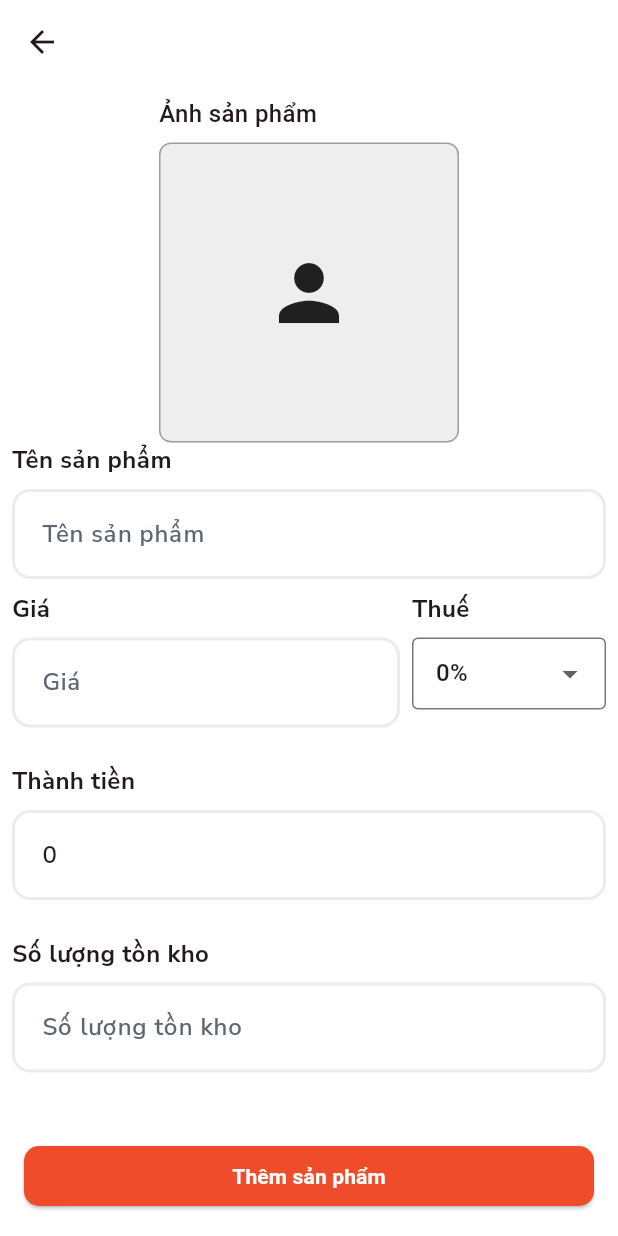
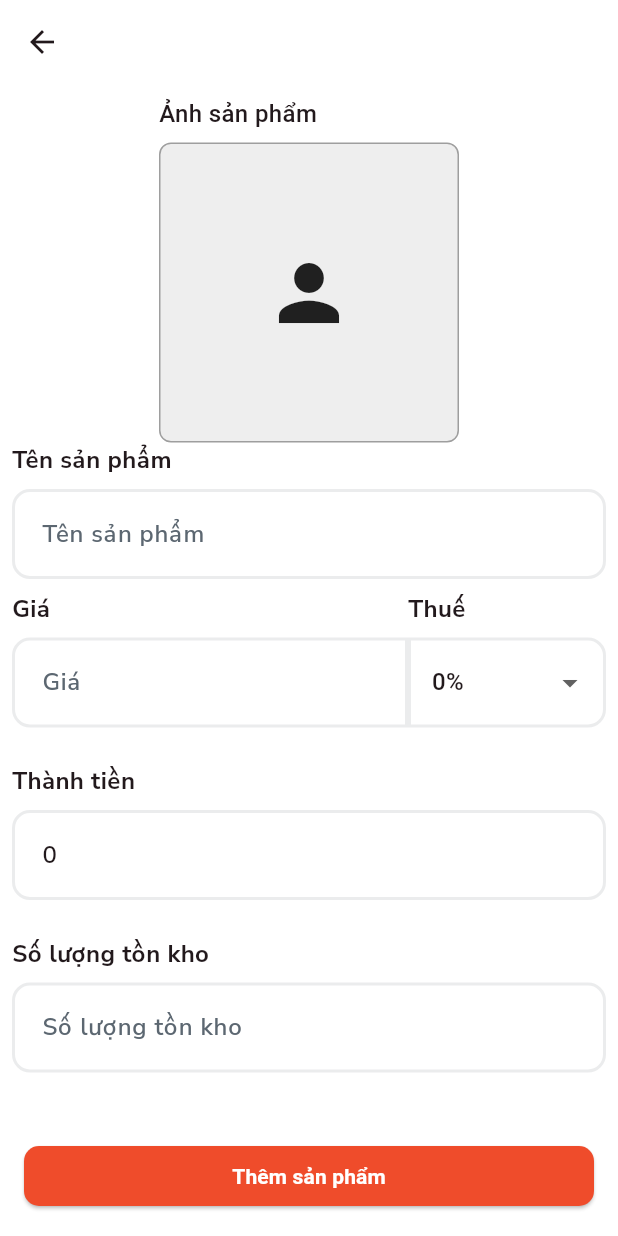
Before and after one commit to lethiennguyen/getx_project, a Flutter app: the CreateProduct screen opened by its route, on a phone screen of 412 x 824 dp. Run offline on Flutter 3.47's test engine with Material 3 defaults, Android fonts, the phone set to English and light mode, and no system bars; our stand-ins replace dio, flutter_dotenv, flutter_slidable, flutter_svg, get, google_fonts and 6 more; accounts and stored records are empty.

Commit message:
sửa lại 1 số lỗi

```diff
--- a/lib/data/core/api_client.dart
+++ /dev/null
@@ -1,4 +0,0 @@
-
-import 'package:dio/dio.dart';
-import 'package:getx_statemanagement/data/core/constants.dart';
-final dio = Dio(BaseOptions(baseUrl: ApiConfig.baseUrl));
--- a/lib/data/core/base_reponsitory.dart
+++ b/lib/data/core/base_reponsitory.dart
@@ -1,5 +1,7 @@
+import 'package:dio/dio.dart';
 import 'package:hive/hive.dart';
 import 'package:getx_statemanagement/constans/hive_constants.dart';
+import '../dio/dio.dart';
 
 abstract class BaseRepository {
   String get token {
--- a/lib/getx/controllers/app_controller.dart
+++ b/lib/getx/controllers/app_controller.dart
@@ -19,7 +19,8 @@ class AppController extends GetxController {
   Future<void> _initApp() async {
     final authBox = await Hive.openBox(HiveBoxNames.auth);
     isLoggedIn.value = authBox.get('isLoggedIn', defaultValue: false) as bool;
-    final authRepo = AuthRepository(dio);
+    //final authRepo = AuthRepository(dio);
+    final authRepo = AuthRepository();
     await dotenv.load(fileName: '.env');
     Get.put<AuthRepository>(authRepo, permanent: true);
 
--- a/lib/main.dart
+++ b/lib/main.dart
@@ -11,6 +11,7 @@ import 'package:hive_flutter/adapters.dart';
 
 import 'constans/hive_constants.dart';
 import 'constans/shopping_cart/hive_shopping_cart.dart';
+import 'data/dio/dio.dart';
 import 'getx/controllers/app_controller.dart';
 import 'getx/controllers/shopping_cart_controller.dart';
 import 'getx/service/network_service.dart';
@@ -18,7 +19,6 @@ import 'getx/service/network_service.dart';
 void main() async {
   WidgetsFlutterBinding.ensureInitialized();
   await Hive.initFlutter();
-
   Hive.registerAdapter(CartItemAdapter());
   await Hive.openBox(HiveBoxNames.auth);
   await Hive.openBox<CartItem>(HiveBoxNames.cartbox);
--- a/lib/views/common/input_field.dart
+++ b/lib/views/common/input_field.dart
@@ -10,6 +10,7 @@ class ModernInputField extends StatefulWidget {
   final TextEditingController controller;
   final FocusNode? focusNode;
   final TextInputType keyboardType;
+  final isboderRadius;
   final bool isPassword;
   final FormFieldValidator<String>? validator;
   final bool readOnly;
@@ -20,6 +21,7 @@ class ModernInputField extends StatefulWidget {
     required this.label,
     this.hintText,
     required this.controller,
+    this.isboderRadius = true,
     this.focusNode,
     this.keyboardType = TextInputType.text,
     this.isPassword = false,
@@ -69,11 +71,23 @@ class _ModernInputFieldState extends State<ModernInputField> {
               vertical: 18,
             ),
             focusedBorder: OutlineInputBorder(
-              borderRadius: BorderRadius.circular(12),
+              borderRadius:
+                  widget.isboderRadius
+                      ? BorderRadius.circular(12)
+                      : BorderRadius.only(
+                        bottomLeft: Radius.circular(12),
+                        topLeft: Radius.circular(12),
+                      ),
               borderSide: BorderSide(color: kBrandOrange, width: 2),
             ),
             enabledBorder: OutlineInputBorder(
-              borderRadius: BorderRadius.circular(12),
+              borderRadius:
+                  widget.isboderRadius
+                      ? BorderRadius.circular(12)
+                      : BorderRadius.only(
+                        bottomLeft: Radius.circular(12),
+                        topLeft: Radius.circular(12),
+                      ),
               borderSide: BorderSide(color: Color(0xffEBECED), width: 2),
             ),
             border: OutlineInputBorder(
@@ -96,6 +110,7 @@ class ModernDropdownField<T> extends StatelessWidget {
   final String label;
   final List<T> items;
   final T? value;
+  final FocusNode? focusNode;
   final ValueChanged<T?> onChanged;
   final String Function(T) itemLabel;
 
@@ -103,6 +118,7 @@ class ModernDropdownField<T> extends StatelessWidget {
     super.key,
     required this.label,
     required this.items,
+    this.focusNode,
     required this.value,
     required this.onChanged,
     required this.itemLabel,
@@ -111,6 +127,12 @@ class ModernDropdownField<T> extends StatelessWidget {
   @override
   Widget build(BuildContext context) {
     final theme = Theme.of(context);
+
+    const borderRadius = BorderRadius.only(
+      bottomRight: Radius.circular(12),
+      topRight: Radius.circular(12),
+    );
+
     return Column(
       crossAxisAlignment: CrossAxisAlignment.start,
       children: [
@@ -125,9 +147,25 @@ class ModernDropdownField<T> extends StatelessWidget {
         const SizedBox(height: 8),
         DropdownButtonFormField<T>(
           value: value,
-          decoration: const InputDecoration(
-            border: OutlineInputBorder(),
-            contentPadding: EdgeInsets.symmetric(horizontal: 12, vertical: 8),
+          focusNode: focusNode,
+          decoration: InputDecoration(
+            contentPadding: const EdgeInsets.symmetric(
+              horizontal: 12,
+              vertical: 18,
+            ),
+            border: const OutlineInputBorder(borderRadius: borderRadius),
+            enabledBorder: const OutlineInputBorder(
+              borderRadius: borderRadius,
+              borderSide: BorderSide(color: Color(0xffEBECED), width: 2),
+            ),
+            focusedBorder: const OutlineInputBorder(
+              borderRadius: borderRadius,
+              borderSide: BorderSide(color: kBrandOrange, width: 2),
+            ),
+            errorBorder: const OutlineInputBorder(
+              borderRadius: borderRadius,
+              borderSide: BorderSide(color: kBrandOrange2, width: 1),
+            ),
           ),
           items:
               items
--- a/lib/views/product/create_product_view.dart
+++ b/lib/views/product/create_product_view.dart
@@ -81,6 +81,7 @@ class CreateProduct extends StatelessWidget {
             Expanded(
               flex: 2,
               child: ModernInputField(
+                isboderRadius: false,
                 label: ProductField.price.lable,
                 hintText: ProductField.price.hint,
                 controller: controller.price,
@@ -92,13 +93,13 @@ class CreateProduct extends StatelessWidget {
                 },
               ),
             ),
-            SizedBoxCustom.w8,
             Flexible(
               child: ModernDropdownField<Tax>(
                 label: 'Thuế',
                 items: Tax.values,
                 value: controller.selectedTax.value,
                 itemLabel: (d) => d.label,
+                focusNode: controller.priceFocus,
                 onChanged: (value) {
                   if (value != null) {
                     controller.selectedTax.value = value;
--- a/lib/views/product/update_product_view.dart
+++ b/lib/views/product/update_product_view.dart
@@ -117,6 +117,7 @@ class ShowPopUp {
             Expanded(
               flex: 2,
               child: ModernInputField(
+                isboderRadius: false,
                 label: ProductField.price.lable,
                 hintText: ProductField.price.hint,
                 controller: controller.price,
@@ -136,6 +137,7 @@ class ShowPopUp {
                 items: Discount.values,
                 value: controller.selectedDiscount.value,
                 itemLabel: (d) => d.label,
+                focusNode: controller.priceFocus,
                 onChanged: (value) {
                   if (value != null) {
                     controller.selectedDiscount.value = value;
--- a/pubspec.yaml
+++ b/pubspec.yaml
@@ -48,6 +48,7 @@ dependencies:
   lottie: ^3.3.1
   get: 4.7.2
   shimmer: ^3.0.0
+  skeletonizer: ^2.1.0
   internet_connection_checker: ^1.0.0+1 # kiem tra ket noi internet
 dev_dependencies:
   flutter_test:
```
Also changed, not shown: lib/data/dio/dio.dart (+26 -1 lines), lib/data/repositories/product_reponsitories.dart (+7 -15 lines), lib/data/repositories/users_repositories.dart (+11 -9 lines), lib/data/upload_image/image_picker_service.dart (+3 -8 lines), lib/getx/controllers/create_product_controller.dart (+3 -18 lines), lib/getx/controllers/detail_product_controller.dart (+12 -5 lines), lib/getx/controllers/list_poduct_controller.dart (+10 -3 lines), lib/getx/controllers/login_controller.dart (+14 -5 lines), lib/views/product/detail_product_view.dart (+10 -6 lines), lib/views/product/list_product_view.dart (+17 -17 lines), pubspec.lock.
